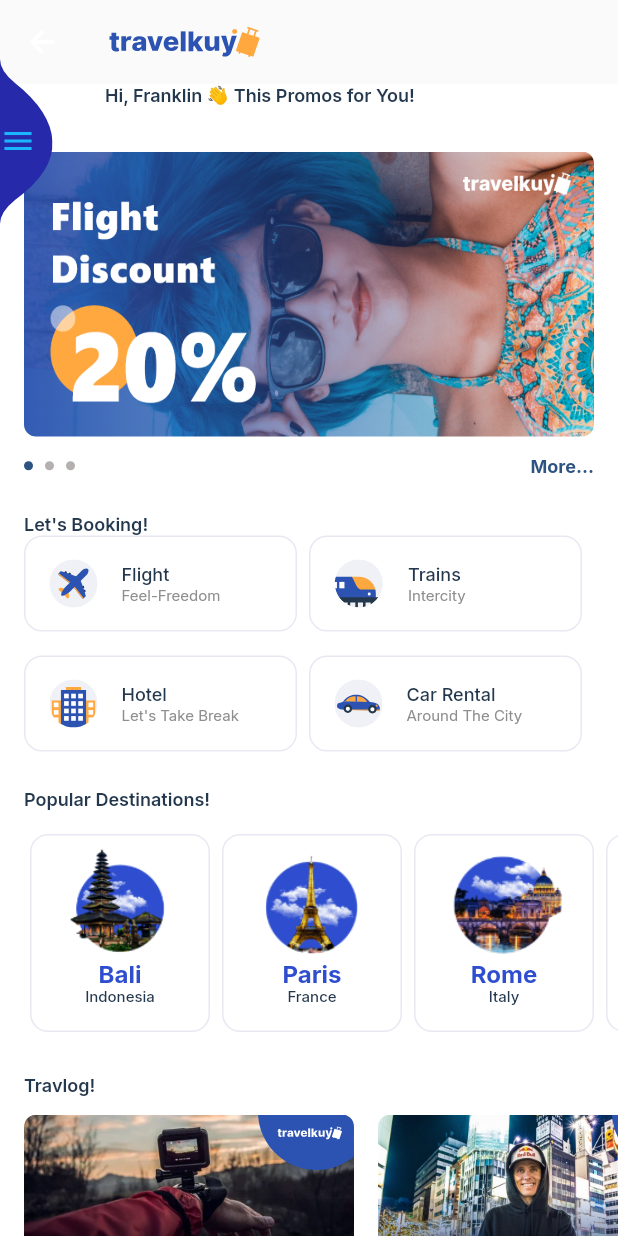
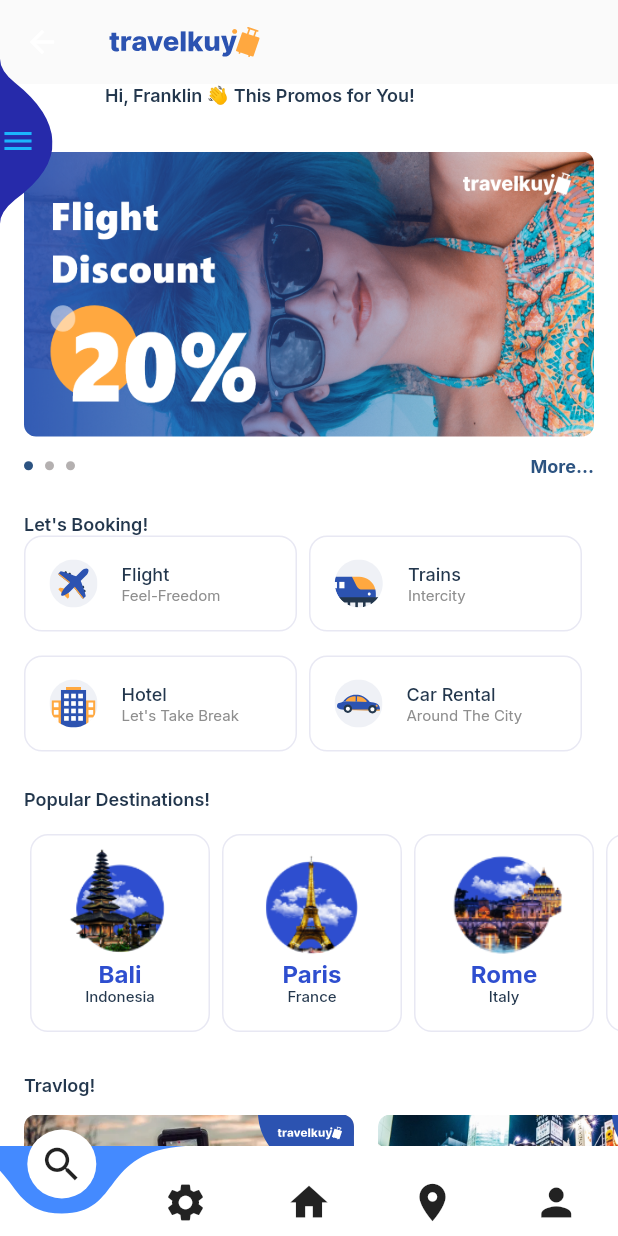
Before and after one commit to Ravibkn/login_page1, a Flutter app: the SidebarLayOut screen opened by its route, on a phone screen of 412 x 824 dp. Run offline on Flutter 3.47's test engine with Material 2 defaults, Android fonts, the phone set to English and light mode, and no system bars; drawn by our look-alikes of card_swiper, curved_navigation_bar; our stand-ins replace bloc, community_material_icon, flutter_bloc, flutter_svg, google_fonts.

Commit message:
sidebar & bottombar add

```diff
--- a/lib/home_page.dart
+++ b/lib/home_page.dart
@@ -1,4 +1,4 @@
-// ignore_for_file: prefer_const_constructors, prefer_const_literals_to_create_immutables, sort_child_properties_last
+// ignore_for_file: prefer_const_constructors, prefer_const_literals_to_create_immutables, sort_child_properties_last, sized_box_for_whitespace
 
 import 'package:card_swiper/card_swiper.dart';
 import 'package:first_work/bloc/bloc_bloc.dart';
--- a/lib/main.dart
+++ b/lib/main.dart
@@ -5,8 +5,12 @@ import 'package:first_work/routs.dart';
 import 'package:first_work/sidebar_layout.dart';
 // import 'package:first_work/login_signup_screen.dart';
 import 'package:flutter/material.dart';
+import 'package:flutter/services.dart';
 
 void main() {
+  WidgetsFlutterBinding.ensureInitialized();
+  SystemChrome.setPreferredOrientations(
+      [DeviceOrientation.portraitUp, DeviceOrientation.portraitDown]);
   runApp(const MyApp());
 }
 
--- a/lib/setting.dart
+++ b/lib/setting.dart
@@ -16,6 +16,7 @@ class MySettingPage extends StatelessWidget with NavigationStates {
           color: Colors.deepPurple,
         ),
       ),
-    ));
+    ),
+    );
   }
 }
--- a/lib/sidebar.dart
+++ b/lib/sidebar.dart
@@ -86,12 +86,14 @@ class _SideBarState extends State<SideBar>
                         radius: 40,
                       ),
                     ),
-                    Divider(
-                      height: 64,
-                      thickness: .8,
-                      color: Colors.white.withOpacity(0.3),
-                      indent: 32,
-                      endIndent: 32,
+                    SingleChildScrollView(
+                      child: Divider(
+                        height: 64,
+                        thickness: .8,
+                        color: Colors.white.withOpacity(0.3),
+                        indent: 32,
+                        endIndent: 32,
+                      ),
                     ),
                     MenuItems(
                       icon: CupertinoIcons.home,
@@ -173,7 +175,7 @@ class _SideBarState extends State<SideBar>
             ),
           ),
           Align(
-            alignment: const Alignment(0, -0.89),
+            alignment: const Alignment(0, -0.88),
             child: GestureDetector(
               onTap: () {
                 onIcanPressed();
--- a/lib/sidebar_layout.dart
+++ b/lib/sidebar_layout.dart
@@ -1,5 +1,6 @@
 // ignore_for_file: prefer_const_constructors
 
+import 'package:curved_navigation_bar/curved_navigation_bar.dart';
 import 'package:first_work/bloc/bloc_bloc.dart';
 import 'package:first_work/home_page.dart';
 import 'package:first_work/sidebar.dart';
@@ -11,10 +12,22 @@ class SidebarLayOut extends StatelessWidget {
 
   @override
   Widget build(BuildContext context) {
+    final items = [
+      Icon(Icons.search, size: 30),
+      Icon(Icons.settings, size: 30),
+      Icon(Icons.home, size: 30),
+      Icon(Icons.location_on, size: 30),
+      Icon(Icons.person, size: 30),
+    ];
     return Scaffold(
+        bottomNavigationBar: CurvedNavigationBar(
+          items: items,
+          height: 60,
+        ),
         body: BlocProvider(
           create: (context) => NavigationBloc(
             HomePage(),
+            // NavBar(),
           ),
           child: Stack(
             children: [
@@ -22,6 +35,7 @@ class SidebarLayOut extends StatelessWidget {
                   builder: (context, navigationstate) {
                 return navigationstate as Widget;
               }),
+              // MyAccount(),
               SideBar(),
             ],
           ),
--- a/pubspec.yaml
+++ b/pubspec.yaml
@@ -31,12 +31,12 @@ dependencies:
   card_swiper: ^2.0.4
   community_material_icon: ^5.9.55
   cupertino_icons: ^1.0.2
+  curved_navigation_bar: ^1.0.3
   flutter:
     sdk: flutter
   flutter_bloc: ^8.0.1
   flutter_icons: ^1.1.0
   flutter_svg: ^1.1.1+1
-
   google_fonts: ^3.0.1
   icons_plus: ^2.0.1
 
```
Also changed, not shown: lib/bottom_navigation_bar.dart (added, +68 -0 lines), lib/myaccount.dart (+10 -9 lines), lib/page1.dart (added, +10 -0 lines), lib/page2.dart (added, +10 -0 lines), pubspec.lock. Lines whose indentation alone changed are shown as unchanged.
